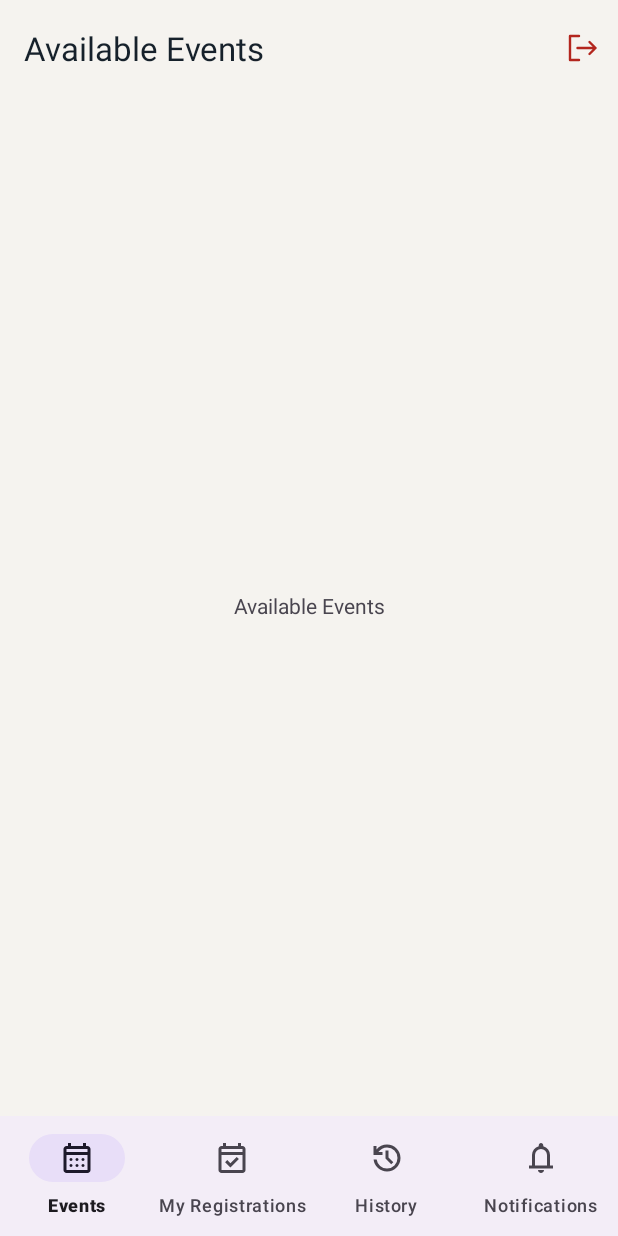
After one commit to sanna9/eventnest, an Android app: the StudentDashboardActivity screen opened directly, with no data from a screen before it, on a phone screen of 412 x 824 dp. The commit adds this screen. Run offline under Robolectric (Android 15) with nearby library versions, the phone set to English and light mode, and no system bars.

Commit message:
feat(student): creating fragment hub, can navigate between multiple screen.

```diff
--- a/app/src/main/AndroidManifest.xml
+++ b/app/src/main/AndroidManifest.xml
@@ -11,6 +11,9 @@
         android:roundIcon="@mipmap/ic_launcher_round"
         android:supportsRtl="true"
         android:theme="@style/Theme.EventNest">
+        <activity
+            android:name=".ui.student.StudentDashboardActivity"
+            android:exported="false" />
         <activity
             android:name=".ui.auth.SignUpActivity"
             android:exported="false" />
--- a/app/src/main/java/com/example/eventnest/data/database/AppDatabase.java
+++ b/app/src/main/java/com/example/eventnest/data/database/AppDatabase.java
@@ -22,7 +22,10 @@ import com.example.eventnest.data.entity.Notification;
                 Registration.class,
                 Notification.class
         },
-        version = 1
+        version = 1,
+        // Remove all data whenever rebuild project
+        // avoid firing errors
+        exportSchema = false
 )
 public abstract class AppDatabase extends RoomDatabase {
 
--- a/app/src/main/java/com/example/eventnest/ui/auth/LoginActivity.java
+++ b/app/src/main/java/com/example/eventnest/ui/auth/LoginActivity.java
@@ -12,11 +12,15 @@ import androidx.activity.result.contract.ActivityResultContracts;
 import androidx.appcompat.app.AppCompatActivity;
 
 import com.example.eventnest.R;
+
+import androidx.core.graphics.Insets;
+
 import com.example.eventnest.data.database.AppDatabase;
 import com.example.eventnest.data.entity.User;
 import com.example.eventnest.data.model.Role;
 import com.example.eventnest.databinding.ActivityLoginBinding;
 import com.example.eventnest.ui.organizer.OrganizerDashboardActivity;
+import com.example.eventnest.ui.student.StudentDashboardActivity;
 import com.example.eventnest.util.AppExecutors;
 import com.example.eventnest.util.DatabaseSeeder;
 import com.example.eventnest.util.PasswordUtils;
@@ -33,7 +37,8 @@ public class LoginActivity extends AppCompatActivity {
     private SessionManager session;
 
     /**
-     *
+     * Get email from signup activity (screen)
+     * for better UX, user no need to type the email again
      */
     private final ActivityResultLauncher<Intent> signUpLauncher = registerForActivityResult(
             new ActivityResultContracts.StartActivityForResult(),
@@ -53,11 +58,10 @@ public class LoginActivity extends AppCompatActivity {
         EdgeToEdge.enable(this);
 
         session = new SessionManager(this);
-        // TODO: re-enable when the dashboards exist.
-        //        if (session.isLoggedIn()) {
-        //            openDashboard(session.getRole());
-        //            return;
-        //        }
+        if (session.isLoggedIn()) {
+            openDashboard(session.getRole());
+            return;
+        }
 
         binding = ActivityLoginBinding.inflate(getLayoutInflater());
         setContentView(binding.getRoot());
@@ -122,7 +126,7 @@ public class LoginActivity extends AppCompatActivity {
                 result = LoginResult.DEACTIVATED;
             } else {
                 // Saved here, so the login is kept even if the screen is recreated.
-                session.login(user.getUserID(), user.getRole().toString());
+                session.login(user.getUserID(), user.getRole().name());
                 result = LoginResult.OK;
             }
 
@@ -193,9 +197,10 @@ public class LoginActivity extends AppCompatActivity {
             finish();
 
         } else if (role == Role.STUDENT) {
-            // Modify this section for Dashboard Student later
-            // TODO: startActivity(new Intent(this, MainActivity.class));
-            Toast.makeText(this, "logged as student", Toast.LENGTH_SHORT).show();
+            Intent intent = new Intent(this, StudentDashboardActivity.class);
+            intent.addFlags(Intent.FLAG_ACTIVITY_NEW_TASK | Intent.FLAG_ACTIVITY_CLEAR_TASK);
+            startActivity(intent);
+            finish();
         }
         // TODO: re-enable when the dashboards exist.
         //        finish();
--- a/app/src/main/java/com/example/eventnest/ui/auth/SignUpActivity.java
+++ b/app/src/main/java/com/example/eventnest/ui/auth/SignUpActivity.java
@@ -9,9 +9,6 @@ import android.widget.Toast;
 
 import androidx.activity.EdgeToEdge;
 import androidx.appcompat.app.AppCompatActivity;
-import androidx.core.graphics.Insets;
-import androidx.core.view.ViewCompat;
-import androidx.core.view.WindowInsetsCompat;
 
 import com.example.eventnest.R;
 import com.example.eventnest.data.database.AppDatabase;
@@ -131,6 +128,7 @@ public class SignUpActivity extends AppCompatActivity {
             // Success
             case OK:
                 Toast.makeText(this, R.string.toast_account_created, Toast.LENGTH_LONG).show();
+                // Put extra email for login screen so user don't have to type it again
                 setResult(RESULT_OK, new Intent().putExtra(EXTRA_EMAIL, email));
                 finish();
                 break;
--- /dev/null
+++ b/app/src/main/java/com/example/eventnest/ui/student/StudentDashboardActivity.java
@@ -0,0 +1,130 @@
+package com.example.eventnest.ui.student;
+
+import android.content.Intent;
+import android.os.Build;
+import android.os.Bundle;
+
+import androidx.activity.EdgeToEdge;
+import androidx.activity.OnBackPressedCallback;
+import androidx.appcompat.app.AppCompatActivity;
+import androidx.core.graphics.Insets;
+import androidx.core.view.ViewCompat;
+import androidx.core.view.WindowInsetsCompat;
+import androidx.fragment.app.Fragment;
+
+import com.example.eventnest.R;
+import com.example.eventnest.data.model.Role;
+import com.example.eventnest.databinding.ActivityStudentDashboardBinding;
+import com.example.eventnest.ui.auth.LoginActivity;
+import com.example.eventnest.util.SessionManager;
+import com.example.eventnest.util.UiUtils;
+
+public class StudentDashboardActivity extends AppCompatActivity {
+
+    private ActivityStudentDashboardBinding binding;
+    private SessionManager session;
+
+    @Override
+    protected void onCreate(Bundle savedInstanceState) {
+        super.onCreate(savedInstanceState);
+        EdgeToEdge.enable(this);
+
+        session = new SessionManager(this);
+        // Only a signed-in student may see this screen.
+        //        if (!session.isLoggedIn() || session.getRole() != Role.STUDENT) {
+        //            returnToLogin();
+        //            return;
+        //        }
+
+        // Setup views
+        binding = ActivityStudentDashboardBinding.inflate(getLayoutInflater());
+        setContentView(binding.getRoot());
+        if (Build.VERSION.SDK_INT >= Build.VERSION_CODES.Q) {
+            UiUtils.applySystemBarPadding(binding.getRoot());
+        }
+
+        // inflate tool bar (on the top)
+        binding.toolbar.inflateMenu(R.menu.menu_student_toolbar);
+        binding.toolbar.setOnMenuItemClickListener(item -> {
+            if (item.getItemId() == R.id.action_logout) {
+                session.logout();
+//                returnToLogin();
+                return true;
+            }
+            return false;
+        });
+
+        // Handling for each tabs of bottom menu
+        binding.bottomNav.setOnItemSelectedListener(item -> {
+            showTab(item.getItemId());
+            return true;
+        });
+
+        // Whenever init the activity the value is null which we should show events tab (home)
+        if (savedInstanceState == null) {
+            // this also triggers the listener above
+            binding.bottomNav.setSelectedItemId(R.id.nav_events);
+        } else {
+            // After rotation the fragment is restored
+            // Showing title based on the tab
+            binding.toolbar.setTitle(titleFor(binding.bottomNav.getSelectedItemId()));
+        }
+
+        /**
+         *  getOnBackPressedDispatcher() is using for handling back button on the phone
+         *  Back on any other tab goes to Events
+         *  Back on Events leaves the app.
+         * @see https://developer.android.com/guide/navigation/custom-back
+         */
+        getOnBackPressedDispatcher().addCallback(this, new OnBackPressedCallback(true) {
+            @Override
+            public void handleOnBackPressed() {
+                if (binding.bottomNav.getSelectedItemId() != R.id.nav_events) {
+                    binding.bottomNav.setSelectedItemId(R.id.nav_events);
+                } else {
+                    setEnabled(false);
+                    getOnBackPressedDispatcher().onBackPressed();
+                }
+            }
+        });
+    }
+
+    /**
+     * Handling switching tabs
+     *
+     * @param itemId
+     */
+    private void showTab(int itemId) {
+        // TODO: replace each placeholder with the real fragment of that tab.
+        int titleRes = titleFor(itemId);
+        Fragment fragment = StudentPlaceholderFragment.newInstance(getString(titleRes));
+
+        binding.toolbar.setTitle(titleRes);
+        getSupportFragmentManager().beginTransaction()
+                .replace(R.id.studentFragmentContainer, fragment)
+                .commit();
+    }
+
+    /**
+     * Get title name for Tool bar
+     *
+     * @param itemId
+     * @return
+     */
+    private int titleFor(int itemId) {
+        if (itemId == R.id.nav_registrations) return R.string.title_my_registrations;
+        if (itemId == R.id.nav_history) return R.string.title_registration_history;
+        if (itemId == R.id.nav_notifications) return R.string.title_notifications;
+        return R.string.title_available_events;
+    }
+
+    /**
+     * Testing logging out when user tried to access the activity without session (may be not neccessary)
+     private void returnToLogin() {
+     Intent intent = new Intent(this, LoginActivity.class);
+     intent.addFlags(Intent.FLAG_ACTIVITY_NEW_TASK | Intent.FLAG_ACTIVITY_CLEAR_TASK);
+     startActivity(intent);
+     finish();
+     }
+     */
+}
--- /dev/null
+++ b/app/src/main/java/com/example/eventnest/ui/student/StudentPlaceholderFragment.java
@@ -0,0 +1,53 @@
+package com.example.eventnest.ui.student;
+
+import android.os.Bundle;
+import android.view.Gravity;
+import android.view.LayoutInflater;
+import android.view.View;
+import android.view.ViewGroup;
+import android.widget.TextView;
+
+import androidx.annotation.NonNull;
+import androidx.annotation.Nullable;
+import androidx.fragment.app.Fragment;
+
+public class StudentPlaceholderFragment extends Fragment {
+    private static final String ARG_TEXT = "text";
+
+
+    /**
+     *  Factory pattern + Bundle for safe data passing,
+     *   ensuring data is preserved across configuration changes like screen rotations
+     */
+    public static StudentPlaceholderFragment newInstance(String text) {
+        StudentPlaceholderFragment placeholderFragment = new StudentPlaceholderFragment();
+        Bundle args = new Bundle();
+        args.putString(ARG_TEXT, text);
+        placeholderFragment.setArguments(args);
+        return placeholderFragment;
+    }
+
+    /**
+     * Apparently I'm just putting Text here first so I can track which tabs currently I'm in
+     *
+     * @param inflater The LayoutInflater object that can be used to inflate
+     * any views in the fragment,
+     * @param container If non-null, this is the parent view that the fragment's
+     * UI should be attached to.  The fragment should not add the view itself,
+     * but this can be used to generate the LayoutParams of the view.
+     * @param savedInstanceState If non-null, this fragment is being re-constructed
+     * from a previous saved state as given here.
+     *
+     */
+
+    @Nullable
+    @Override
+    public View onCreateView(@NonNull LayoutInflater inflater,
+                             @Nullable ViewGroup container,
+                             @Nullable Bundle savedInstanceState) {
+        TextView view = new TextView(requireContext());
+        view.setGravity(Gravity.CENTER);
+        view.setText(requireArguments().getString(ARG_TEXT));
+        return view;
+    }
+}
--- /dev/null
+++ b/app/src/main/res/drawable/ic_event_available.xml
@@ -0,0 +1,5 @@
+<vector xmlns:android="http://schemas.android.com/apk/res/android" android:height="24dp" android:tint="#000000" android:viewportHeight="960" android:viewportWidth="960" android:width="24dp">
+
+    <path android:fillColor="@android:color/white" android:pathData="M438,734L296,592L354,534L438,618L606,450L664,508L438,734ZM200,880Q167,880 143.5,856.5Q120,833 120,800L120,240Q120,207 143.5,183.5Q167,160 200,160L240,160L240,80L320,80L320,160L640,160L640,80L720,80L720,160L760,160Q793,160 816.5,183.5Q840,207 840,240L840,800Q840,833 816.5,856.5Q793,880 760,880L200,880ZM200,800L760,800Q760,800 760,800Q760,800 760,800L760,400L200,400L200,800Q200,800 200,800Q200,800 200,800ZM200,320L760,320L760,240Q760,240 760,240Q760,240 760,240L200,240Q200,240 200,240Q200,240 200,240L200,320ZM200,320L200,240Q200,240 200,240Q200,240 200,240L200,240Q200,240 200,240Q200,240 200,240L200,320Z"/>
+
+</vector>
--- /dev/null
+++ b/app/src/main/res/drawable/ic_history.xml
@@ -0,0 +1,5 @@
+<vector xmlns:android="http://schemas.android.com/apk/res/android" android:height="24dp" android:tint="#000000" android:viewportHeight="960" android:viewportWidth="960" android:width="24dp">
+
+    <path android:fillColor="@android:color/white" android:pathData="M480,840Q342,840 239.5,748.5Q137,657 122,520L204,520Q218,624 296.5,692Q375,760 480,760Q597,760 678.5,678.5Q760,597 760,480Q760,363 678.5,281.5Q597,200 480,200Q411,200 351,232Q291,264 250,320L360,320L360,400L120,400L120,160L200,160L200,254Q251,190 324.5,155Q398,120 480,120Q555,120 620.5,148.5Q686,177 734.5,225.5Q783,274 811.5,339.5Q840,405 840,480Q840,555 811.5,620.5Q783,686 734.5,734.5Q686,783 620.5,811.5Q555,840 480,840ZM592,648L440,496L440,280L520,280L520,464L648,592L592,648Z"/>
+
+</vector>
--- /dev/null
+++ b/app/src/main/res/drawable/ic_notification.xml
@@ -0,0 +1,5 @@
+<vector xmlns:android="http://schemas.android.com/apk/res/android" android:height="24dp" android:tint="#000000" android:viewportHeight="960" android:viewportWidth="960" android:width="24dp">
+
+    <path android:fillColor="@android:color/white" android:pathData="M160,760L160,680L240,680L240,400Q240,317 290,252.5Q340,188 420,168L420,140Q420,115 437.5,97.5Q455,80 480,80Q505,80 522.5,97.5Q540,115 540,140L540,168Q620,188 670,252.5Q720,317 720,400L720,680L800,680L800,760L160,760ZM480,460L480,460L480,460L480,460Q480,460 480,460Q480,460 480,460Q480,460 480,460Q480,460 480,460ZM480,880Q447,880 423.5,856.5Q400,833 400,800L560,800Q560,833 536.5,856.5Q513,880 480,880ZM320,680L640,680L640,400Q640,334 593,287Q546,240 480,240Q414,240 367,287Q320,334 320,400L320,680Z"/>
+
+</vector>
--- /dev/null
+++ b/app/src/main/res/layout/activity_student_dashboard.xml
@@ -0,0 +1,32 @@
+<?xml version="1.0" encoding="utf-8"?>
+<LinearLayout xmlns:android="http://schemas.android.com/apk/res/android"
+    xmlns:app="http://schemas.android.com/apk/res-auto"
+    android:layout_width="match_parent"
+    android:layout_height="match_parent"
+    android:background="@color/eventnest_background"
+    android:orientation="vertical">
+    <!-- Using ?attr/actionBarSize to dynamically fetch the standard
+      ActionBar height from the current theme, ensuring a responsive design
+      I'm using Medium phone so the height should be 64dp
+    -->
+    <com.google.android.material.appbar.MaterialToolbar
+        android:id="@+id/toolbar"
+        android:layout_width="match_parent"
+        android:layout_height="?attr/actionBarSize"
+        android:background="@color/eventnest_background"
+        app:titleTextColor="@color/eventnest_text" />
+
+    <androidx.fragment.app.FragmentContainerView
+        android:id="@+id/studentFragmentContainer"
+        android:layout_width="match_parent"
+        android:layout_height="0dp"
+        android:layout_weight="1" />
+
+    <!--  Put bottom menu for navigation  -->
+    <com.google.android.material.bottomnavigation.BottomNavigationView
+        android:id="@+id/bottomNav"
+        android:layout_width="match_parent"
+        android:layout_height="wrap_content"
+        app:labelVisibilityMode="labeled"
+        app:menu="@menu/menu_student_bottom_nav" />
+</LinearLayout>
--- /dev/null
+++ b/app/src/main/res/menu/menu_student_bottom_nav.xml
@@ -0,0 +1,15 @@
+<?xml version="1.0" encoding="utf-8"?>
+<menu xmlns:android="http://schemas.android.com/apk/res/android">
+    <item android:id="@+id/nav_events"
+        android:icon="@drawable/ic_calendar"
+        android:title="@string/nav_events" />
+    <item android:id="@+id/nav_registrations"
+        android:icon="@drawable/ic_event_available"
+        android:title="@string/nav_registrations" />
+    <item android:id="@+id/nav_history"
+        android:icon="@drawable/ic_history"
+        android:title="@string/nav_history" />
+    <item android:id="@+id/nav_notifications"
+        android:icon="@drawable/ic_notification"
+        android:title="@string/nav_notifications" />
+</menu>
--- /dev/null
+++ b/app/src/main/res/menu/menu_student_toolbar.xml
@@ -0,0 +1,8 @@
+<?xml version="1.0" encoding="utf-8"?>
+<menu xmlns:android="http://schemas.android.com/apk/res/android"
+    xmlns:app="http://schemas.android.com/apk/res-auto">
+    <item android:id="@+id/action_logout"
+        android:icon="@drawable/ic_logout"
+        android:title="@string/button_logout"
+        app:showAsAction="always" />
+</menu>
--- a/app/src/main/res/values/strings.xml
+++ b/app/src/main/res/values/strings.xml
@@ -1,6 +1,14 @@
 <resources>
     <string name="app_name">EventNest</string>
-
+    <!--  Nav  -->
+    <string name="nav_events">Events</string>
+    <string name="nav_registrations">My Registrations</string>
+    <string name="nav_history">History</string>
+    <string name="nav_notifications">Notifications</string>
+    <string name="title_available_events">Available Events</string>
+    <string name="title_my_registrations">My Registrations</string>
+    <string name="title_registration_history">Registration History</string>
+    <string name="title_notifications">Notifications</string>
     <!--  Login  -->
     <string name="login_subtitle">Sign in to browse and register for events.</string>
     <string name="hint_email">Email</string>
```
Also changed, not shown: 2 other files.
